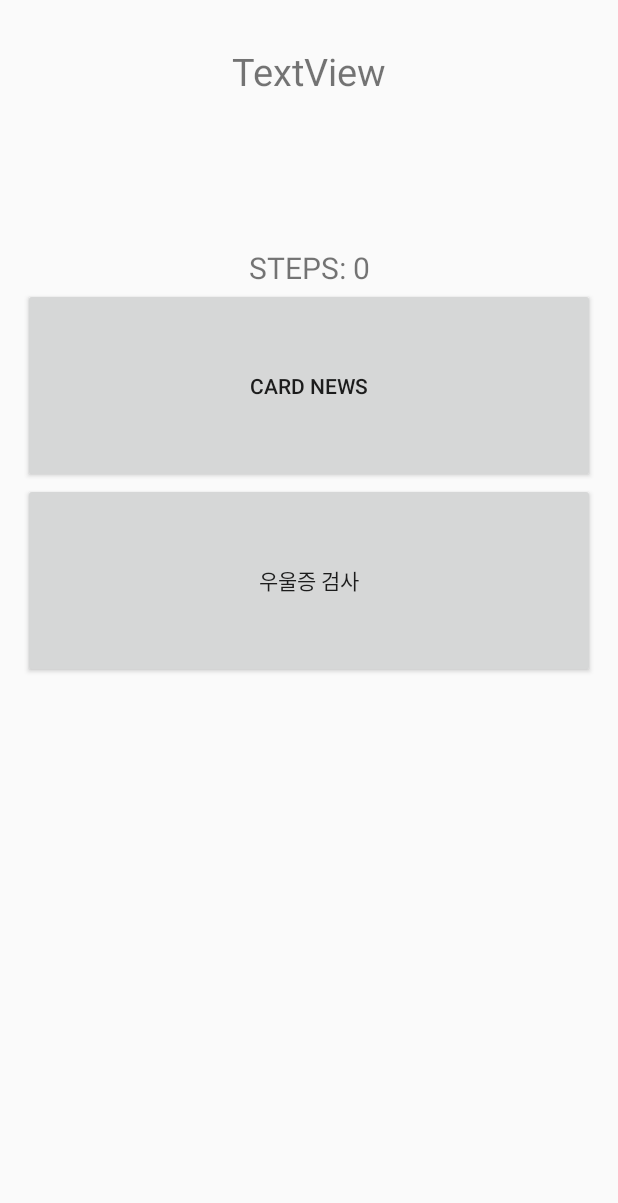
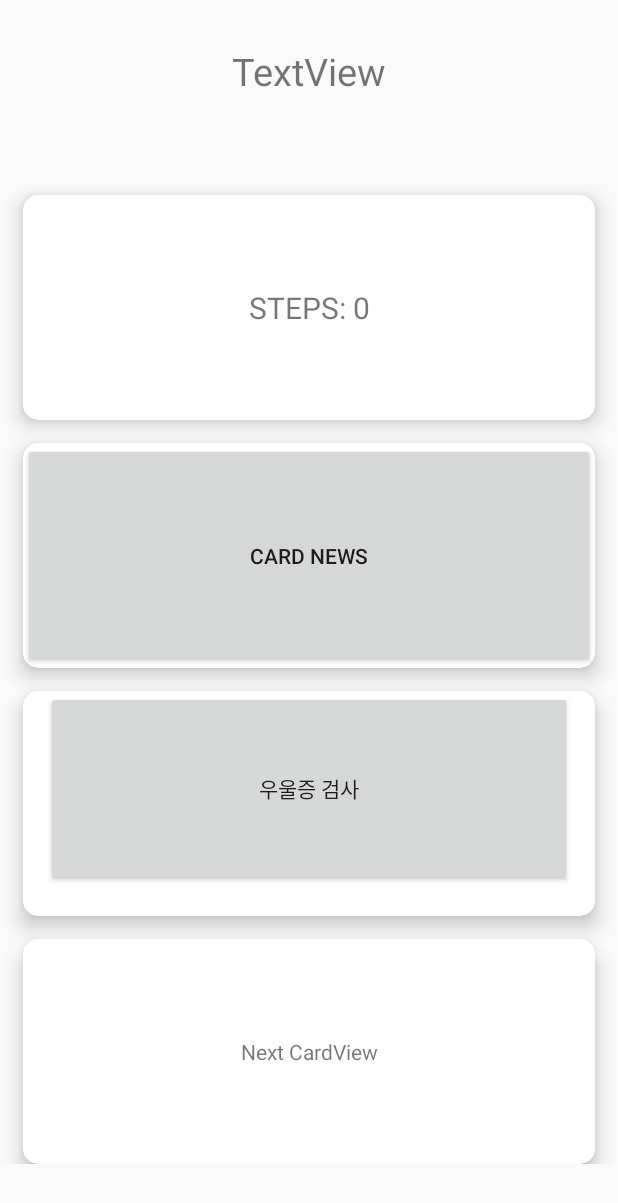
Before and after one commit to Midstart/Midstart_repo, an Android app: the MainActivity screen opened directly, with no data from a screen before it, on a phone screen of 412 x 824 dp. Shown: the top 1203 px of the screen. Run offline under Robolectric (Android 15) with nearby library versions, the phone set to English and light mode, and no system bars; our stand-ins replace Firebase (no records; nobody signed in at launch, a user with empty details on screens opened directly); 1 statement that could not run was skipped.

Commit message:
메인화면 스크롤 카드뷰 형식으로 변경

```diff
--- a/app/src/main/res/layout/activity_card_news.xml
+++ b/app/src/main/res/layout/activity_card_news.xml
@@ -4,7 +4,6 @@
     xmlns:tools="http://schemas.android.com/tools"
     android:layout_width="match_parent"
     android:layout_height="match_parent"
-    android:padding="10dp"
     android:background="#D1EBFF"
     tools:context=".CardNewsActivity">
 
@@ -19,11 +18,12 @@
                 android:id="@+id/cardView7"
                 android:layout_width="match_parent"
                 android:layout_height="wrap_content"
+                android:layout_margin="10dp"
                 app:cardCornerRadius="10dp"
                 app:cardElevation="8dp"
                 app:layout_constraintEnd_toEndOf="parent"
                 app:layout_constraintStart_toStartOf="parent"
-                tools:ignore="MissingConstraints">
+                app:layout_constraintTop_toTopOf="parent">
 
                 <TextView
                     android:layout_width="match_parent"
@@ -35,7 +35,7 @@
                 android:id="@+id/cardView1"
                 android:layout_width="match_parent"
                 android:layout_height="wrap_content"
-                android:layout_marginTop="10dp"
+                android:layout_margin="10dp"
                 app:cardCornerRadius="10dp"
                 app:cardElevation="8dp"
                 app:layout_constraintEnd_toEndOf="parent"
@@ -55,7 +55,7 @@
                 android:id="@+id/cardView2"
                 android:layout_width="match_parent"
                 android:layout_height="wrap_content"
-                android:layout_marginTop="10dp"
+                android:layout_margin="10dp"
                 app:cardCornerRadius="10dp"
                 app:cardElevation="8dp"
                 app:layout_constraintEnd_toEndOf="parent"
@@ -75,7 +75,7 @@
                 android:id="@+id/cardView3"
                 android:layout_width="match_parent"
                 android:layout_height="wrap_content"
-                android:layout_marginTop="10dp"
+                android:layout_margin="10dp"
                 app:cardCornerRadius="10dp"
                 app:cardElevation="8dp"
                 app:layout_constraintEnd_toEndOf="parent"
@@ -95,7 +95,7 @@
                 android:id="@+id/cardView4"
                 android:layout_width="match_parent"
                 android:layout_height="wrap_content"
-                android:layout_marginTop="10dp"
+                android:layout_margin="10dp"
                 app:cardCornerRadius="10dp"
                 app:cardElevation="8dp"
                 app:layout_constraintEnd_toEndOf="parent"
@@ -115,7 +115,7 @@
                 android:id="@+id/cardView5"
                 android:layout_width="match_parent"
                 android:layout_height="wrap_content"
-                android:layout_marginTop="10dp"
+                android:layout_margin="10dp"
                 app:cardCornerRadius="10dp"
                 app:cardElevation="8dp"
                 app:layout_constraintEnd_toEndOf="parent"
@@ -135,7 +135,7 @@
                 android:id="@+id/cardView6"
                 android:layout_width="match_parent"
                 android:layout_height="wrap_content"
-                android:layout_marginTop="10dp"
+                android:layout_margin="10dp"
                 app:cardCornerRadius="10dp"
                 app:cardElevation="8dp"
                 app:layout_constraintEnd_toEndOf="parent"
--- a/app/src/main/res/layout/activity_main.xml
+++ b/app/src/main/res/layout/activity_main.xml
@@ -10,7 +10,7 @@
     <TextView
         android:id="@+id/settingName"
         android:layout_width="wrap_content"
-        android:layout_height="wrap_content"
+        android:layout_height="100dp"
         android:text="TextView"
         app:layout_constraintEnd_toEndOf="parent"
         app:layout_constraintStart_toStartOf="parent"
@@ -20,39 +20,109 @@
 
         />
 
+    <ScrollView
+        android:layout_width="match_parent"
+        android:layout_height="match_parent">
+
+        <androidx.constraintlayout.widget.ConstraintLayout
+            android:layout_width="match_parent"
+            android:layout_height="match_parent"
+            >
+
+            <androidx.cardview.widget.CardView
+                android:id="@+id/cardView"
+                android:layout_width="match_parent"
+                android:layout_height="150dp"
+                android:layout_marginTop="130dp"
+                android:layout_marginHorizontal="15dp"
+                app:cardCornerRadius="10dp"
+                app:cardElevation="8dp"
+                app:layout_constraintEnd_toEndOf="parent"
+                app:layout_constraintStart_toStartOf="parent"
+                app:layout_constraintTop_toTopOf="parent">
+
                 <TextView
                     android:id="@+id/totalSteps"
-        android:layout_width="wrap_content"
-        android:layout_height="wrap_content"
+                    android:layout_width="match_parent"
+                    android:layout_height="match_parent"
+                    android:gravity="center"
                     android:text="STEPS: 0"
-        android:textSize="20dp"
-        android:layout_margin="100dp"
+                    android:textSize="20dp" />
+            </androidx.cardview.widget.CardView>
+
+            <androidx.cardview.widget.CardView
+                android:id="@+id/cardView8"
+                android:layout_width="match_parent"
+                android:layout_height="150dp"
+                android:layout_margin="15dp"
+                app:cardCornerRadius="10dp"
+                app:cardElevation="8dp"
                 app:layout_constraintEnd_toEndOf="parent"
                 app:layout_constraintStart_toStartOf="parent"
-        app:layout_constraintTop_toBottomOf="@+id/settingName" />
+                app:layout_constraintTop_toBottomOf="@+id/cardView">
+
+                <ImageView
+                    android:layout_width="match_parent"
+                    android:layout_height="match_parent"
+                    android:scaleType="centerCrop"/>
 
                 <Button
                     android:id="@+id/btn_cardnews"
                     android:layout_width="match_parent"
-        android:layout_height="130dp"
+                    android:layout_height="match_parent"
+                    android:text="Card news" />
 
-        android:layout_marginLeft="15dp"
-        android:layout_marginRight="15dp"
-        android:text="Card news"
+            </androidx.cardview.widget.CardView>
+
+            <androidx.cardview.widget.CardView
+                android:id="@+id/cardView9"
+                android:layout_width="match_parent"
+                android:layout_height="150dp"
+                android:layout_margin="15dp"
+                app:cardCornerRadius="10dp"
+                app:cardElevation="8dp"
                 app:layout_constraintEnd_toEndOf="parent"
                 app:layout_constraintStart_toStartOf="parent"
-        app:layout_constraintTop_toBottomOf="@+id/totalSteps" />
+                app:layout_constraintTop_toBottomOf="@+id/cardView8">
 
                 <Button
                     android:id="@+id/btn_ces_d"
                     android:layout_width="match_parent"
                     android:layout_height="130dp"
-
                     android:layout_marginLeft="15dp"
                     android:layout_marginRight="15dp"
                     android:text="우울증 검사"
                     app:layout_constraintEnd_toEndOf="parent"
+                    app:layout_constraintStart_toStartOf="parent" />
+
+            </androidx.cardview.widget.CardView>
+
+            <androidx.cardview.widget.CardView
+                android:layout_width="match_parent"
+                android:layout_height="150dp"
+                android:layout_margin="15dp"
+                app:cardCornerRadius="10dp"
+                app:cardElevation="8dp"
+                app:layout_constraintEnd_toEndOf="parent"
                 app:layout_constraintStart_toStartOf="parent"
-        app:layout_constraintTop_toBottomOf="@+id/btn_cardnews" />
+                app:layout_constraintTop_toBottomOf="@+id/cardView9">
+
+                <TextView
+                    android:layout_width="match_parent"
+                    android:layout_height="match_parent"
+                    android:gravity="center"
+                    android:text="Next CardView" />
+
+            </androidx.cardview.widget.CardView>
+
 
         </androidx.constraintlayout.widget.ConstraintLayout>
+    </ScrollView>
+
+
+
+
+
+
+
+</androidx.constraintlayout.widget.ConstraintLayout>
```
Lines whose indentation alone changed are shown as unchanged.
